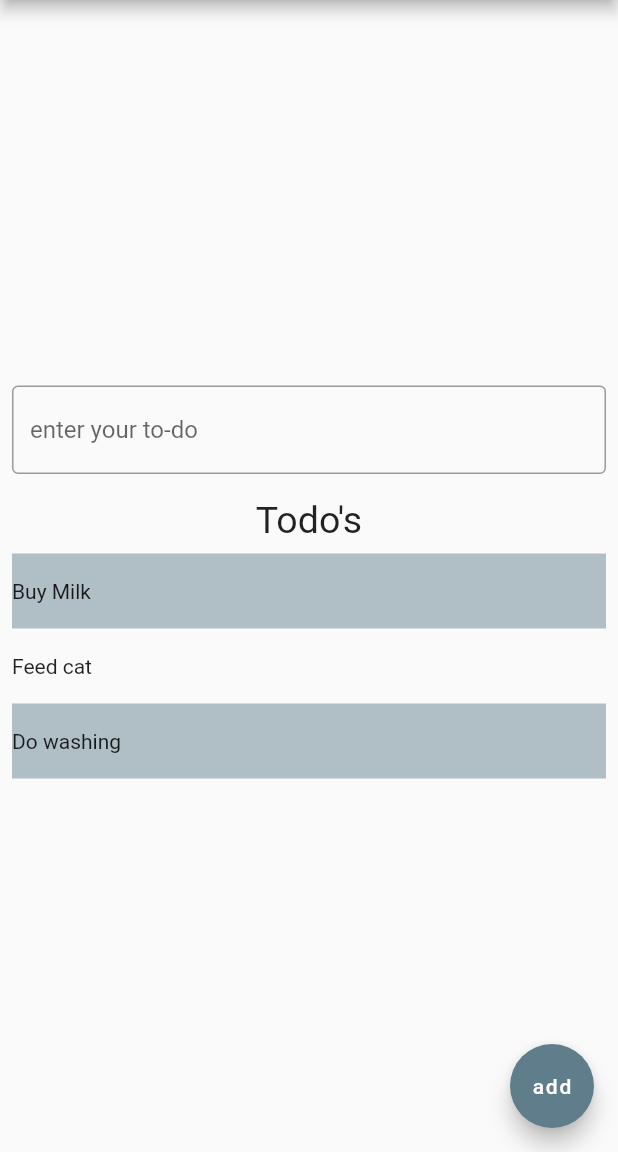
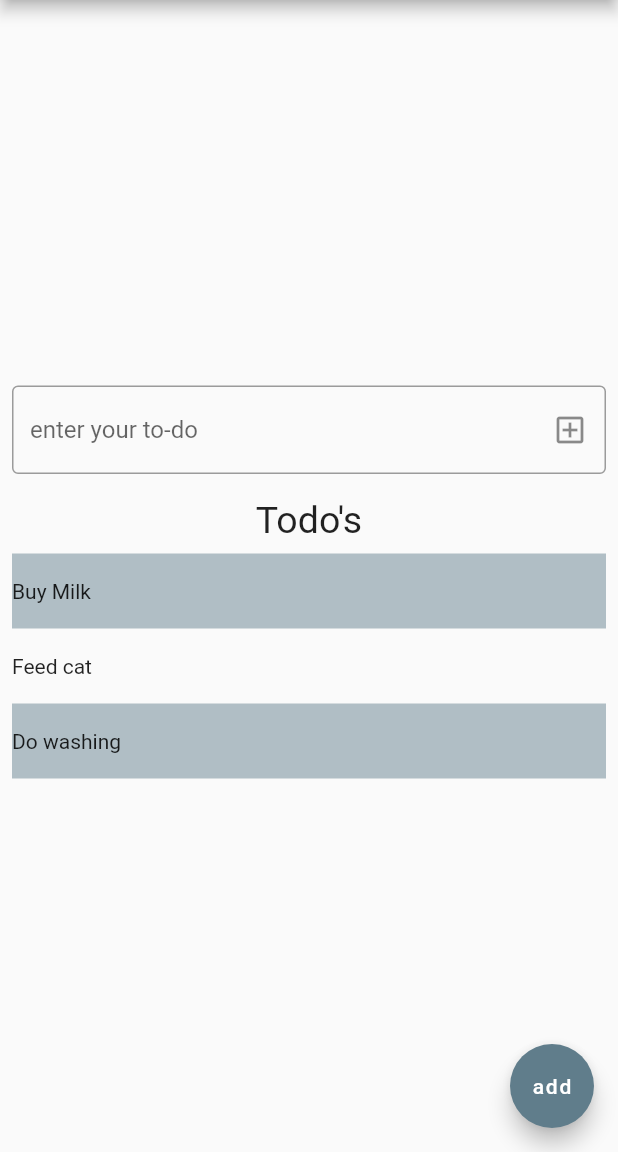
Before and after one commit to theislanglands/ToDo-App-Flutter, a Flutter app: the screen it shows after launch, on a phone screen of 412 x 824 dp, the part 84-1236 px from its top. Run offline on Flutter 3.47's test engine with Material 2 defaults, Android fonts, the phone set to English and light mode, and no system bars; missing offline and left inert: dart:html.

```diff
--- a/lib/main.dart
+++ b/lib/main.dart
@@ -75,10 +75,7 @@ class _HomePageState extends State<HomePage> {
       ),
       body: Center(
         child: Column(
-          // Column is also a layout widget. It takes a list of children and
-          // arranges them vertically. By default, it sizes itself to fit its
-          // children horizontally, and tries to be as tall as its parent.
-          //
+//
           // Invoke "debug painting" (press "p" in the console, choose the
           // "Toggle Debug Paint" action from the Flutter Inspector in Android
           // Studio, or the "Toggle Debug Paint" command in Visual Studio Code)
@@ -91,7 +88,7 @@ class _HomePageState extends State<HomePage> {
           // horizontal).
           mainAxisAlignment: MainAxisAlignment.center,
           children: <Widget>[
-            const MyCustomForm(),
+            const TodoInputForm(),
             const Text('Todo\'s', style: TextStyle(fontSize: 25)),
             ListView.builder(
                 shrinkWrap: true,
@@ -116,29 +113,39 @@ class _HomePageState extends State<HomePage> {
         onPressed: _incrementCounter,
         tooltip: 'Increment',
         child: const Text('add'),
-      ), // This trailing comma makes auto-formatting nicer for build methods.
+      ),
     );
   }
 }
 
-class MyCustomForm extends StatelessWidget {
-  const MyCustomForm({super.key});
+class TodoInputForm extends StatelessWidget {
+  const TodoInputForm({super.key});
 
   @override
   Widget build(BuildContext context) {
     return Column(
       crossAxisAlignment: CrossAxisAlignment.start,
-      children: const <Widget>[
+      children: <Widget>[
         Padding(
-          padding: EdgeInsets.symmetric(horizontal: 8, vertical: 16),
+          padding: const EdgeInsets.symmetric(horizontal: 8, vertical: 16),
           child: TextField(
-            decoration: InputDecoration(
+            onChanged: (text) {
+              print('input text field content: $text');
+            },
+            decoration: const InputDecoration(
               border: OutlineInputBorder(),
               hintText: 'enter your to-do',
+              suffixIcon: Icon(
+                Icons.add_box_outlined,
+              ),
             ),
           ),
         ),
       ],
     );
   }
+
+  void somefunction() {
+    print('button pressed');
+  }
 }
```
